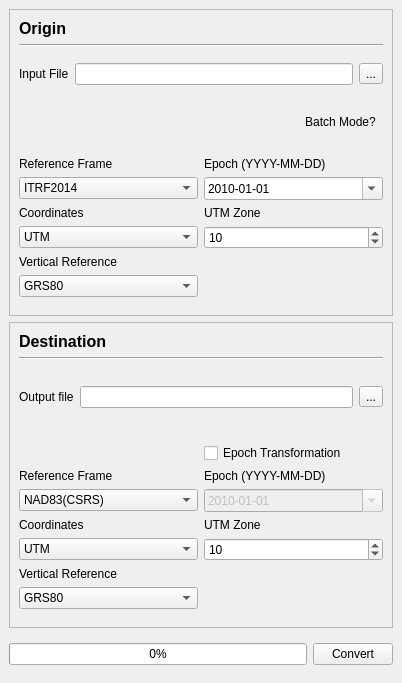
Above: las_trx/resources/mainwindow.ui from HakaiInstitute/LAS-TRX before the change. Below: the same form after it.
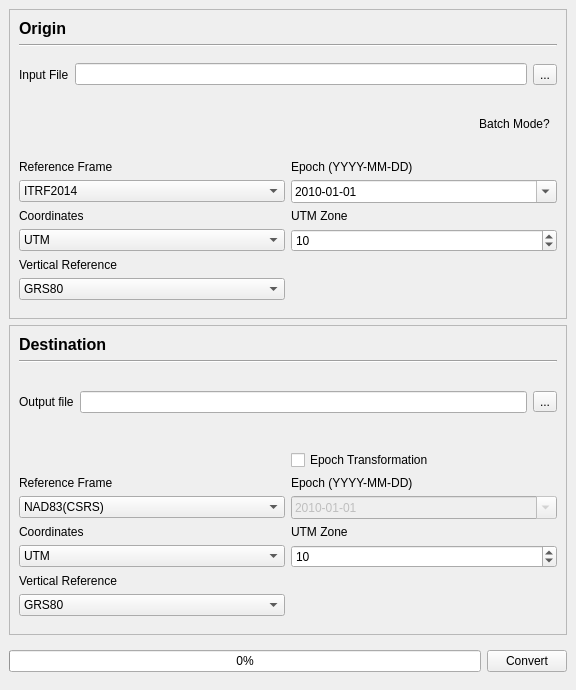
That is the form after the change.

```diff
--- a/las_trx/resources/mainwindow.ui
+++ b/las_trx/resources/mainwindow.ui
@@ -6,8 +6,8 @@
    <rect>
     <x>0</x>
     <y>0</y>
-    <width>402</width>
-    <height>683</height>
+    <width>576</width>
+    <height>690</height>
    </rect>
   </property>
   <property name="windowTitle">
@@ -273,7 +273,7 @@
               <second>59</second>
               <year>9998</year>
               <month>1</month>
-              <day>7</day>
+              <day>8</day>
              </datetime>
             </property>
             <property name="displayFormat">
```
